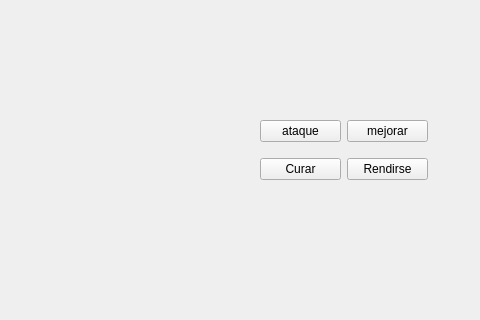
Qt form PrayToWin/mainwindow.ui (tomachiro/proyecto-tel102-Pray-to-Win) before a commit; both pictures show x 320 to 800 and y 280 to 600 of the 800 by 600 pixel window.
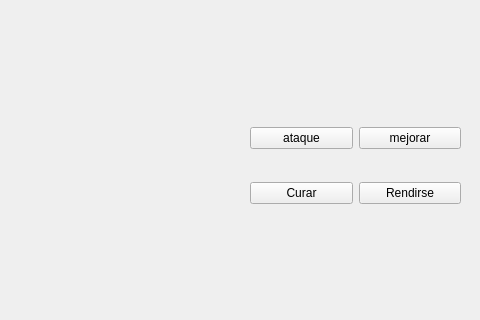
The same form after that commit. The open tabs and pages were chosen to show the change. Custom widgets are drawn as their Qt base class.

Commit message: se agrega widgets de personajes en pantalla de combate para mainwindow.ui

Patch:
```diff
--- a/PrayToWin/mainwindow.ui
+++ b/PrayToWin/mainwindow.ui
@@ -158,10 +158,10 @@
      <widget class="QWidget" name="gridLayoutWidget">
       <property name="geometry">
        <rect>
-        <x>580</x>
-        <y>370</y>
-        <width>168</width>
-        <height>80</height>
+        <x>570</x>
+        <y>360</y>
+        <width>211</width>
+        <height>131</height>
        </rect>
       </property>
       <layout class="QGridLayout" name="gridLayout">
@@ -534,6 +534,14 @@
    </property>
   </widget>
  </widget>
+ <customwidgets>
+  <customwidget>
+   <class>CharacterWidget</class>
+   <extends>QWidget</extends>
+   <header>DisenoPersonajes.h</header>
+   <container>1</container>
+  </customwidget>
+ </customwidgets>
  <resources/>
  <connections/>
 </ui>
```
Left out of the diff: 22 changed lines with no effect on the pictures.
